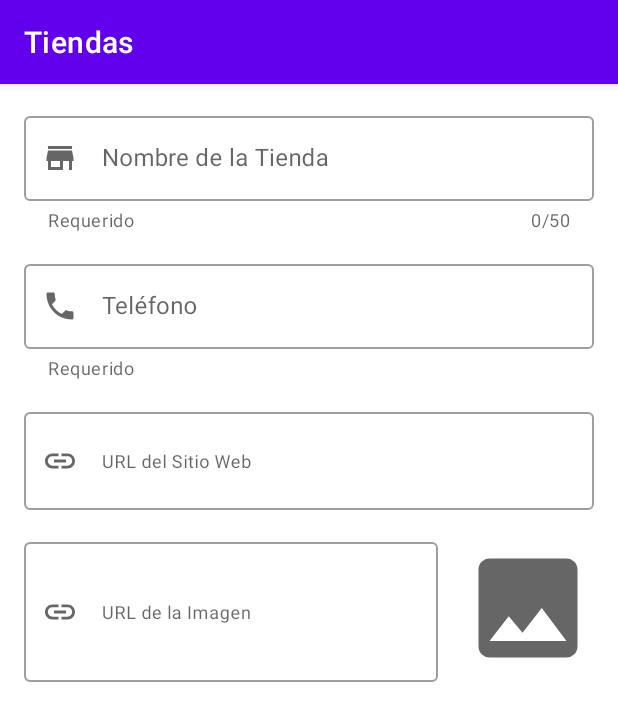
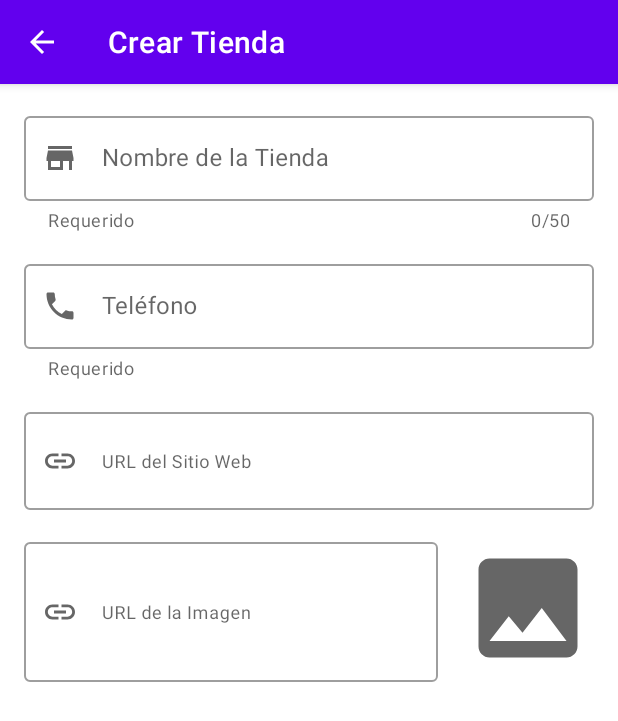
Before and after one commit to Nolo-98/Proyecto-App-Stores, an Android app: the screen it shows after launch (MainActivity), after a tap on "Crear Tienda", on a phone screen of 412 x 824 dp. Shown: the top 721 px of the screen. Run offline under Robolectric (Android 15) with nearby library versions, the phone set to English and light mode, and no system bars; our stand-ins replace Room's generated code; libraries missing offline, so code that uses them is left out: org.jetbrains.anko; 1 statement that could not run was skipped.

Commit message:
Barra de Acciones

```diff
--- a/app/src/main/java/com/cursosant/android/stores/EditStoreFragment.kt
+++ b/app/src/main/java/com/cursosant/android/stores/EditStoreFragment.kt
@@ -18,4 +18,11 @@
         return mBinding.root
     }
 
+    override fun onViewCreated(view: View, savedInstanceState: Bundle?) {
+        super.onViewCreated(view, savedInstanceState)
+
+        val activity = activity as? MainActivity
+        activity?.supportActionBar?.setDisplayHomeAsUpEnabled(true)
+        activity?.supportActionBar?.title = getString(R.string.edit_store_title_add)
+    }
 }
--- a/app/src/main/java/com/cursosant/android/stores/MainActivity.kt
+++ b/app/src/main/java/com/cursosant/android/stores/MainActivity.kt
@@ -41,6 +41,7 @@
         val fragmentTransaction = fragmentManager.beginTransaction()
 
         fragmentTransaction.add(R.id.containerMain, fragment)
+        fragmentTransaction.addToBackStack(null)
         fragmentTransaction.commit()
 
         mBinding.fab.hide()
--- a/app/src/main/res/values/strings.xml
+++ b/app/src/main/res/values/strings.xml
@@ -9,4 +9,5 @@
     <string name="hint_phone">Teléfono</string>
     <string name="hint_website">URL del Sitio Web</string>
     <string name="hint_photo_url">URL de la Imagen</string>
+    <string name="edit_store_title_add">Crear Tienda</string>
 </resources>
```
